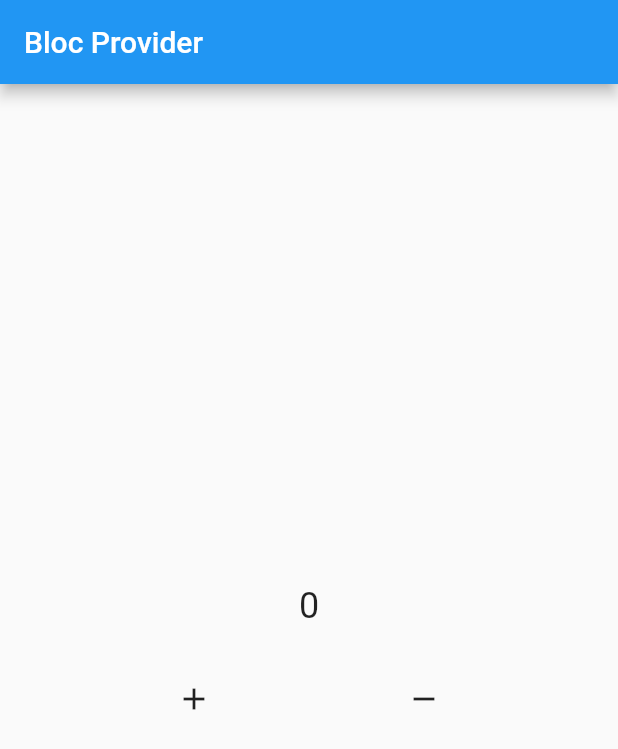
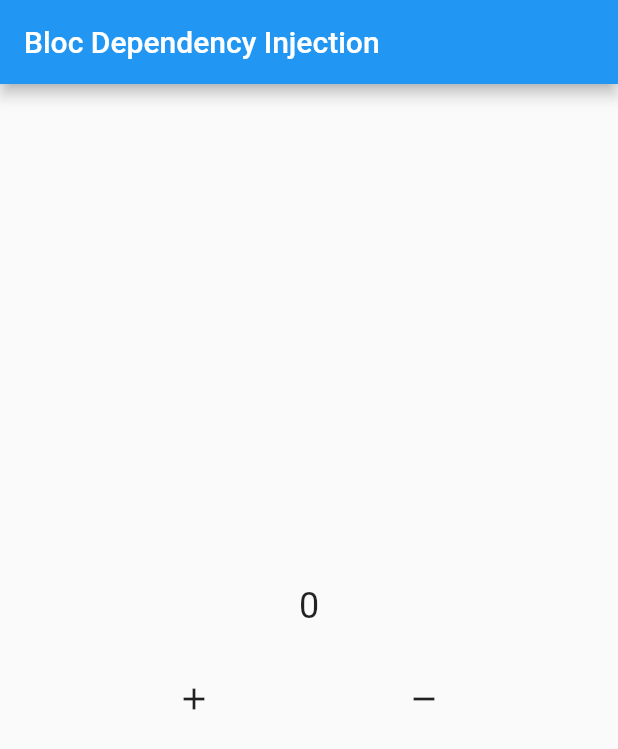
Before and after one commit to hib4/flutter-bloc, a Flutter app: the screen it shows after launch, after a tap on the "add" icon, after a tap on the "remove" icon, on a phone screen of 412 x 824 dp. Shown: the top 749 px of the screen. Run offline on Flutter 3.47's test engine with Material 2 defaults, Android fonts, the phone set to English and light mode, and no system bars; our stand-ins replace bloc, flutter_bloc.

Commit message:
feat: [HF] 08-dependency injection

```diff
--- /dev/null
+++ b/lib/08_dependency_injection/08_dependency_injection.dart
@@ -0,0 +1,46 @@
+import 'package:flutter/material.dart';
+import 'package:flutter_bloc/flutter_bloc.dart';
+import 'package:learn_bloc/08_dependency_injection/widget/number.dart';
+
+import 'bloc/counter.dart';
+
+class LearnDependencyInjection extends StatelessWidget {
+  const LearnDependencyInjection({Key? key}) : super(key: key);
+
+  @override
+  Widget build(BuildContext context) {
+    Counter counter = context.read<Counter>();
+
+    return Scaffold(
+      appBar: AppBar(
+        title: const Text('Bloc Dependency Injection'),
+      ),
+      body: Column(
+        mainAxisAlignment: MainAxisAlignment.center,
+        children: [
+          const NumberWidget(),
+          const SizedBox(
+            height: 24,
+          ),
+          Row(
+            mainAxisAlignment: MainAxisAlignment.spaceEvenly,
+            children: [
+              IconButton(
+                onPressed: () {
+                  counter.increment();
+                },
+                icon: const Icon(Icons.add),
+              ),
+              IconButton(
+                onPressed: () {
+                  counter.decrement();
+                },
+                icon: const Icon(Icons.remove),
+              ),
+            ],
+          ),
+        ],
+      ),
+    );
+  }
+}
--- /dev/null
+++ b/lib/08_dependency_injection/bloc/counter.dart
@@ -0,0 +1,31 @@
+import 'package:bloc/bloc.dart';
+
+class Counter extends Cubit<int> {
+  Counter({this.initialNumber = 0}) : super(initialNumber);
+
+  int initialNumber;
+
+  @override
+  void onChange(Change<int> change) {
+    // TODO: implement onChange
+    super.onChange(change);
+    print(change);
+  }
+
+  @override
+  void onError(Object error, StackTrace stackTrace) {
+    // TODO: implement onError
+    super.onError(error, stackTrace);
+    print(error);
+  }
+
+  void increment() {
+    emit(state + 1);
+  }
+
+  void decrement() {
+    if (state > 0) {
+      emit(state - 1);
+    }
+  }
+}
--- /dev/null
+++ b/lib/08_dependency_injection/widget/number.dart
@@ -0,0 +1,35 @@
+import 'package:flutter/material.dart';
+import 'package:flutter_bloc/flutter_bloc.dart';
+import 'package:learn_bloc/08_dependency_injection/bloc/counter.dart';
+
+class NumberWidget extends StatelessWidget {
+  const NumberWidget({Key? key}) : super(key: key);
+
+  @override
+  Widget build(BuildContext context) {
+    return BlocConsumer<Counter, int>(
+      bloc: context.read<Counter>(),
+      builder: (context, state) {
+        return Text(
+          '$state',
+          style: const TextStyle(fontSize: 24),
+        );
+      },
+      listener: (context, state) {
+        ScaffoldMessenger.of(context).showSnackBar(
+          SnackBar(
+            content: Text('Angka genap $state'),
+            duration: const Duration(milliseconds: 500),
+          ),
+        );
+      },
+      listenWhen: (previous, current) {
+        if (current.isEven) {
+          return true;
+        } else {
+          return false;
+        }
+      },
+    );
+  }
+}
--- a/lib/main.dart
+++ b/lib/main.dart
@@ -7,7 +7,8 @@ import 'package:learn_bloc/04_bloc_builder/04_bloc_builder.dart';
 import 'package:learn_bloc/05_bloc_listener/05_bloc_listener.dart';
 import 'package:learn_bloc/06_bloc_consumer/06_bloc_consumer.dart';
 import 'package:learn_bloc/07_bloc_provider/07_bloc_provider.dart';
-import 'package:learn_bloc/07_bloc_provider/bloc/counter.dart';
+import 'package:learn_bloc/08_dependency_injection/bloc/counter.dart';
+import 'package:learn_bloc/08_dependency_injection/08_dependency_injection.dart';
 
 void main() {
   runApp(const MyApp());
@@ -23,7 +24,7 @@ class MyApp extends StatelessWidget {
       child: const MaterialApp(
         title: 'Learn BLoC',
         debugShowCheckedModeBanner: false,
-        home: LearnBlocProvider(),
+        home: LearnDependencyInjection(),
       ),
     );
   }
```
